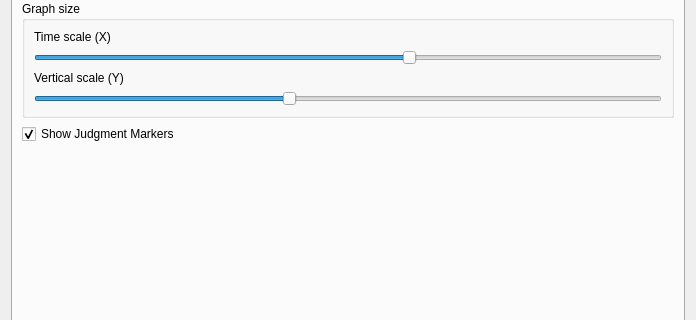
Before: the Qt Designer form optionswidget.ui in Noughmad/Isle, drawn with Qt 5; both pictures show x 0 to 696 and y 164 to 484 of the 696 by 598 pixel window.
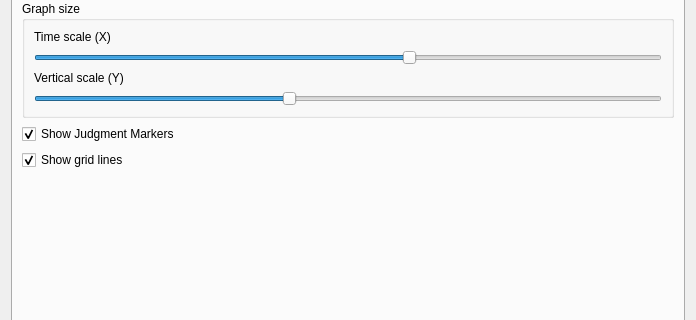
After: the same form once the commit is applied. The open tabs and pages were chosen to show the change.

Commit message: Add grid lines to timeline

```diff
--- a/optionswidget.ui
+++ b/optionswidget.ui
@@ -113,6 +113,16 @@
          </property>
         </widget>
        </item>
+       <item>
+        <widget class="QCheckBox" name="showGridLines">
+         <property name="text">
+          <string>Show grid lines</string>
+         </property>
+         <property name="checked">
+          <bool>true</bool>
+         </property>
+        </widget>
+       </item>
        <item>
         <spacer name="verticalSpacer">
          <property name="orientation">
```
Left out of the diff: 2 changed lines with no effect on the pictures. The commit also changes 2 other files.
